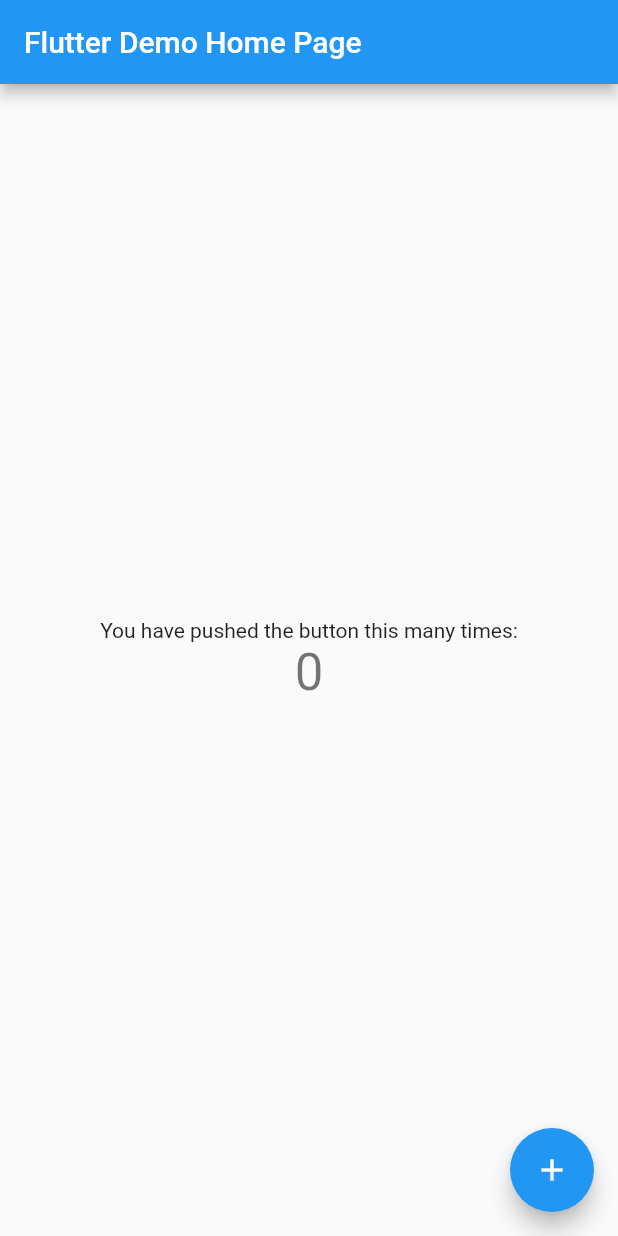
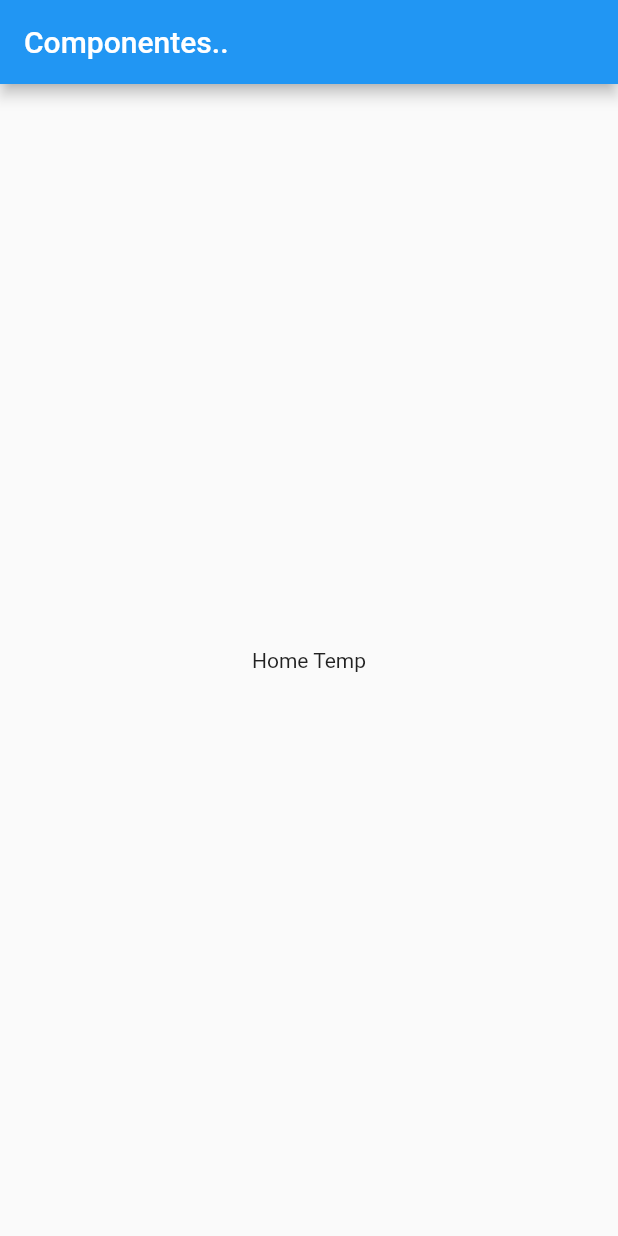
Before and after one commit to lemaedu/app02, a Flutter app: the screen it shows after launch, on a phone screen of 412 x 824 dp. Run offline on Flutter 3.47's test engine with Material 2 defaults, Android fonts, the phone set to English and light mode, and no system bars.

Commit message:
Inicializa proyecto

```diff
--- a/lib/main.dart
+++ b/lib/main.dart
@@ -1,113 +1,21 @@
+import 'package:app02/src/pages/home_temp.dart';
 import 'package:flutter/material.dart';
 
-void main() {
-  runApp(MyApp());
-}
+//mateapp comando para iniciar
+void main() => runApp(MyApp());
 
 class MyApp extends StatelessWidget {
-  // This widget is the root of your application.
   @override
   Widget build(BuildContext context) {
     return MaterialApp(
-      title: 'Flutter Demo',
-      theme: ThemeData(
-        // This is the theme of your application.
-        //
-        // Try running your application with "flutter run". You'll see the
-        // application has a blue toolbar. Then, without quitting the app, try
-        // changing the primarySwatch below to Colors.green and then invoke
-        // "hot reload" (press "r" in the console where you ran "flutter run",
-        // or simply save your changes to "hot reload" in a Flutter IDE).
-        // Notice that the counter didn't reset back to zero; the application
-        // is not restarted.
-        primarySwatch: Colors.blue,
-      ),
-      home: MyHomePage(title: 'Flutter Demo Home Page'),
+      title: 'Material App',
+      //Oculta el baner Debug
+      debugShowCheckedModeBanner: false,
+      home: Scaffold(
+          appBar: AppBar(
+            title: Text('Componentes..'),
+          ),
+          body: HomePageTemp()),
     );
   }
 }
-
-class MyHomePage extends StatefulWidget {
-  MyHomePage({Key key, this.title}) : super(key: key);
-
-  // This widget is the home page of your application. It is stateful, meaning
-  // that it has a State object (defined below) that contains fields that affect
-  // how it looks.
-
-  // This class is the configuration for the state. It holds the values (in this
-  // case the title) provided by the parent (in this case the App widget) and
-  // used by the build method of the State. Fields in a Widget subclass are
-  // always marked "final".
-
-  final String title;
-
-  @override
-  _MyHomePageState createState() => _MyHomePageState();
-}
-
-class _MyHomePageState extends State<MyHomePage> {
-  int _counter = 0;
-
-  void _incrementCounter() {
-    setState(() {
-      // This call to setState tells the Flutter framework that something has
-      // changed in this State, which causes it to rerun the build method below
-      // so that the display can reflect the updated values. If we changed
-      // _counter without calling setState(), then the build method would not be
-      // called again, and so nothing would appear to happen.
-      _counter++;
-    });
-  }
-
-  @override
-  Widget build(BuildContext context) {
-    // This method is rerun every time setState is called, for instance as done
-    // by the _incrementCounter method above.
-    //
-    // The Flutter framework has been optimized to make rerunning build methods
-    // fast, so that you can just rebuild anything that needs updating rather
-    // than having to individually change instances of widgets.
-    return Scaffold(
-      appBar: AppBar(
-        // Here we take the value from the MyHomePage object that was created by
-        // the App.build method, and use it to set our appbar title.
-        title: Text(widget.title),
-      ),
-      body: Center(
-        // Center is a layout widget. It takes a single child and positions it
-        // in the middle of the parent.
-        child: Column(
-          // Column is also a layout widget. It takes a list of children and
-          // arranges them vertically. By default, it sizes itself to fit its
-          // children horizontally, and tries to be as tall as its parent.
-          //
-          // Invoke "debug painting" (press "p" in the console, choose the
-          // "Toggle Debug Paint" action from the Flutter Inspector in Android
-          // Studio, or the "Toggle Debug Paint" command in Visual Studio Code)
-          // to see the wireframe for each widget.
-          //
-          // Column has various properties to control how it sizes itself and
-          // how it positions its children. Here we use mainAxisAlignment to
-          // center the children vertically; the main axis here is the vertical
-          // axis because Columns are vertical (the cross axis would be
-          // horizontal).
-          mainAxisAlignment: MainAxisAlignment.center,
-          children: <Widget>[
-            Text(
-              'You have pushed the button this many times:',
-            ),
-            Text(
-              '$_counter',
-              style: Theme.of(context).textTheme.headline4,
-            ),
-          ],
-        ),
-      ),
-      floatingActionButton: FloatingActionButton(
-        onPressed: _incrementCounter,
-        tooltip: 'Increment',
-        child: Icon(Icons.add),
-      ), // This trailing comma makes auto-formatting nicer for build methods.
-    );
-  }
-}
--- /dev/null
+++ b/lib/src/pages/home_temp.dart
@@ -0,0 +1,12 @@
+import 'package:flutter/material.dart';
+
+class HomePageTemp extends StatelessWidget {
+  const HomePageTemp({Key key}) : super(key: key);
+
+  @override
+  Widget build(BuildContext context) {
+    return Center(
+      child: Text('Home Temp'),
+    );
+  }
+}
```
Also changed, not shown: 1 other file.
